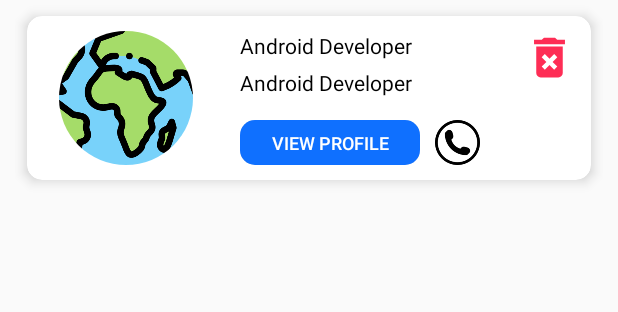
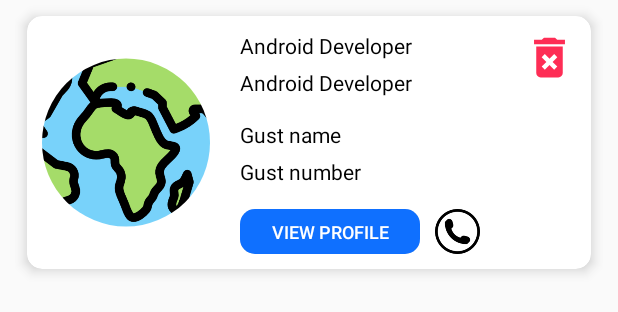
Before and after one commit to dev-ahmed-ibrahim/Shifa, an Android app: the layout request_item.xml on its own in the app's theme, with its tools: preview values and no code run, on a phone screen of 412 x 824 dp. Shown: the top 312 px of the screen. Run offline under Robolectric (Android 15) with nearby library versions, the phone set to English and light mode, and no system bars; plain views replace MaterialRippleLayout.

Commit message:
gust info add

```diff
--- a/app/src/main/java/android/android/shifa/AdminApp/AdminFragments/RequestsFragment.java
+++ b/app/src/main/java/android/android/shifa/AdminApp/AdminFragments/RequestsFragment.java
@@ -244,14 +244,16 @@ public class RequestsFragment extends Fragment {
         dialog.getWindow().setAttributes(lp);
     }
 
-    public static class AdminRequestsViewHolder extends RecyclerView.ViewHolder {
-        ImageView doctor_mobile, remove_request;
+    public static class AdminRequestsViewHolder extends RecyclerView.ViewHolder
+    {
+        ImageView doctor_mobile,remove_request;
         CircleImageView doctor_picture;
-        TextView doctor_name, doctor_specailty, disease_txt, notes_txt;
+        TextView doctor_name,doctor_specailty,disease_txt,notes_txt, gust_name, gust_number;
         MaterialRippleLayout doctor_details;
         Button view_profile_btn;
 
-        AdminRequestsViewHolder(View itemView) {
+        AdminRequestsViewHolder(View itemView)
+        {
             super(itemView);
 
             doctor_picture = itemView.findViewById(R.id.doctor_profile_picture);
@@ -263,13 +265,18 @@ public class RequestsFragment extends Fragment {
             view_profile_btn = itemView.findViewById(R.id.view_profile_btn);
             disease_txt = itemView.findViewById(R.id.disease_txt);
             notes_txt = itemView.findViewById(R.id.note_txt);
+            gust_name = itemView.findViewById(R.id.gust_name_admin);
+            gust_number = itemView.findViewById(R.id.gust_number_admin);
         }
 
-        void BindPlaces(final LocationModel locationModel) {
+        void BindPlaces(final LocationModel locationModel)
+        {
             doctor_name.setText(locationModel.getName());
             doctor_specailty.setText(locationModel.getNfc_id());
             disease_txt.setText(locationModel.getText());
             notes_txt.setText(locationModel.getNotes());
+            gust_name.setText(locationModel.getGustName());
+            gust_number.setText(locationModel.getGustNumber());
         }
     }
 }
--- a/app/src/main/res/layout/request_item.xml
+++ b/app/src/main/res/layout/request_item.xml
@@ -1,61 +1,71 @@
 <?xml version="1.0" encoding="utf-8"?>
-<RelativeLayout xmlns:android="http://schemas.android.com/apk/res/android"
-    xmlns:app="http://schemas.android.com/apk/res-auto"
+<RelativeLayout
+    xmlns:android="http://schemas.android.com/apk/res/android"
     android:layout_width="match_parent"
     android:layout_height="wrap_content"
+    xmlns:app="http://schemas.android.com/apk/res-auto"
+    android:layout_marginRight="10dp"
     android:layout_marginLeft="10dp"
-    android:layout_marginRight="10dp">
+    >
 
     <androidx.cardview.widget.CardView
         android:layout_width="match_parent"
         android:layout_height="wrap_content"
-        android:foreground="?android:attr/selectableItemBackground"
         app:cardCornerRadius="10dp"
         app:cardElevation="5dp"
-        app:cardUseCompatPadding="true">
+        app:cardUseCompatPadding="true"
+        android:foreground="?android:attr/selectableItemBackground"
+        >
 
         <com.balysv.materialripple.MaterialRippleLayout
             android:id="@+id/details_btn"
+            android:layout_width="match_parent"
+            android:layout_height="wrap_content"
             style="@style/RippleStyleGrey"
-            android:layout_width="match_parent"
-            android:layout_height="wrap_content">
+            >
 
             <LinearLayout
                 android:layout_width="match_parent"
                 android:layout_height="wrap_content"
+                android:orientation="vertical"
                 android:gravity="center"
-                android:orientation="vertical"
-                android:padding="10dp">
+                android:padding="10dp"
+                >
 
                 <LinearLayout
                     android:layout_width="match_parent"
                     android:layout_height="wrap_content"
-                    android:orientation="horizontal">
+                    android:orientation="horizontal"
+                    >
 
                     <de.hdodenhof.circleimageview.CircleImageView
                         android:id="@+id/doctor_profile_picture"
                         android:layout_width="0dp"
                         android:layout_height="match_parent"
+                        android:layout_weight="1"
+                        android:src="@drawable/planetearth"
                         android:layout_marginRight="20dp"
-                        android:layout_weight="1"
-                        android:src="@drawable/planetearth" />
+                        />
 
                     <RelativeLayout
                         android:layout_width="0dp"
                         android:layout_height="wrap_content"
-                        android:layout_weight="2">
+                        android:layout_weight="2"
+                        >
 
                         <ImageView
                             android:id="@+id/delete_request"
                             android:layout_width="35dp"
                             android:layout_height="35dp"
+                            android:src="@drawable/ic_delete_forever_black_24dp"
                             android:layout_alignParentRight="true"
-                            android:src="@drawable/ic_delete_forever_black_24dp" />
+                            />
 
                         <LinearLayout
                             android:layout_width="match_parent"
                             android:layout_height="wrap_content"
-                            android:orientation="vertical">
+                            android:orientation="vertical"
+                            >
 
                             <TextView
                                 android:id="@+id/doctor_fullname"
@@ -63,69 +73,97 @@
                                 android:layout_height="wrap_content"
                                 android:text="android android"
                                 android:textColor="#000"
+                                android:visibility="gone"
+                                android:textStyle="bold"
                                 android:textSize="20sp"
-                                android:textStyle="bold"
-                                android:visibility="gone" />
+                                />
 
 
                             <TextView
                                 android:id="@+id/disease_txt"
                                 android:layout_width="wrap_content"
                                 android:layout_height="wrap_content"
-                                android:layout_marginTop="7dp"
-                                android:layout_marginBottom="5dp"
                                 android:text="Android Developer"
                                 android:textColor="#000"
+                                android:visibility="gone"
                                 android:textSize="14sp"
-                                android:visibility="gone" />
+                                android:layout_marginBottom="5dp"
+                                android:layout_marginTop="7dp"
+                                />
 
 
                             <TextView
                                 android:id="@+id/note_txt"
                                 android:layout_width="wrap_content"
                                 android:layout_height="wrap_content"
-                                android:layout_marginBottom="5dp"
                                 android:text="Android Developer"
                                 android:textColor="#000"
-                                android:textSize="14sp" />
+                                android:textSize="14sp"
+                                android:layout_marginBottom="5dp"
+                                />
 
                             <TextView
                                 android:id="@+id/doctor_specialty"
                                 android:layout_width="wrap_content"
                                 android:layout_height="wrap_content"
-                                android:layout_marginBottom="15dp"
                                 android:text="Android Developer"
                                 android:textColor="#000"
-                                android:textSize="14sp" />
+                                android:textSize="14sp"
+                                android:layout_marginBottom="15dp"
+                                />
+
+                            <TextView
+                                android:id="@+id/gust_name_admin"
+                                android:layout_width="wrap_content"
+                                android:layout_height="wrap_content"
+                                android:text="Gust name"
+                                android:textColor="#000"
+                                android:textSize="14sp"
+                                android:layout_marginBottom="5dp"
+                                />
+
+                            <TextView
+                                android:id="@+id/gust_number_admin"
+                                android:layout_width="wrap_content"
+                                android:layout_height="wrap_content"
+                                android:text="Gust number"
+                                android:textColor="#000"
+                                android:textSize="14sp"
+                                android:layout_marginBottom="15dp"
+                                />
 
 
                             <LinearLayout
                                 android:layout_width="wrap_content"
                                 android:layout_height="30dp"
-                                android:orientation="horizontal">
+                                android:orientation="horizontal"
+                                >
 
                                 <androidx.cardview.widget.CardView
                                     android:layout_width="120dp"
                                     android:layout_height="match_parent"
+                                    app:cardCornerRadius="10dp"
+                                    app:cardElevation="0dp"
+                                    android:foreground="?android:attr/selectableItemBackground"
                                     android:layout_marginRight="10dp"
-                                    android:foreground="?android:attr/selectableItemBackground"
-                                    app:cardCornerRadius="10dp"
-                                    app:cardElevation="0dp">
+                                    >
 
                                     <com.balysv.materialripple.MaterialRippleLayout
+                                        android:layout_width="match_parent"
+                                        android:layout_height="match_parent"
                                         style="@style/RippleStyleWhite"
-                                        android:layout_width="match_parent"
-                                        android:layout_height="match_parent">
+                                        >
 
                                         <Button
                                             android:id="@+id/view_profile_btn"
                                             android:layout_width="match_parent"
                                             android:layout_height="match_parent"
+                                            android:text="view profile"
+                                            android:textSize="12sp"
                                             android:background="#0f70ff"
+                                            android:textColor="#fff"
                                             android:padding="5dp"
-                                            android:text="view profile"
-                                            android:textColor="#fff"
-                                            android:textSize="12sp" />
+                                            />
 
                                     </com.balysv.materialripple.MaterialRippleLayout>
 
```
